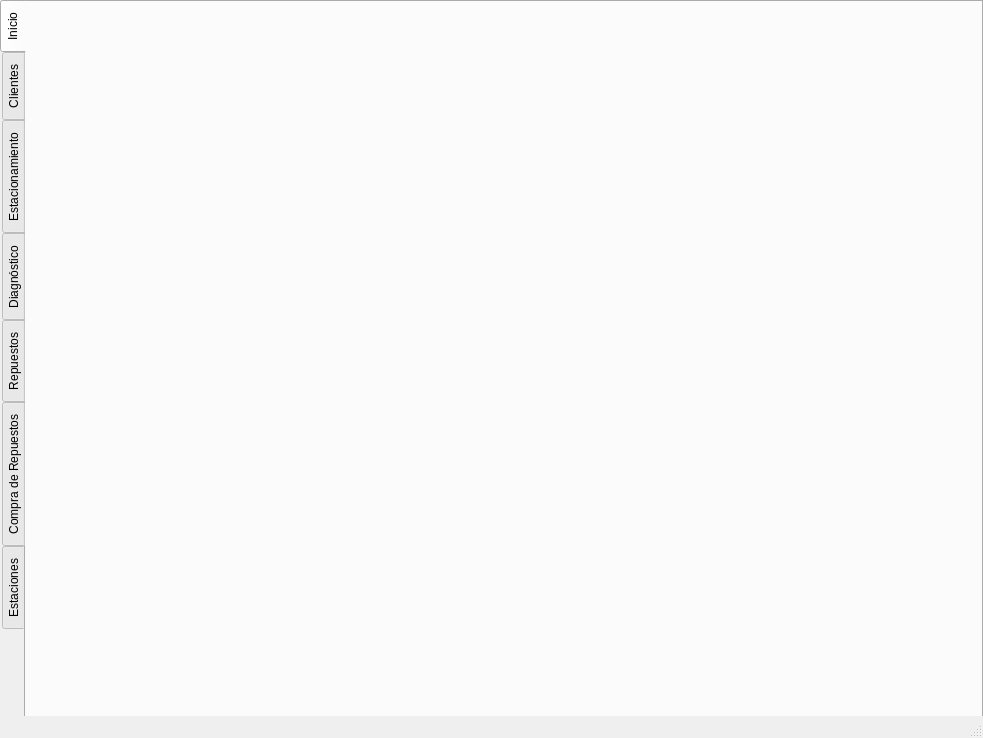
Above: src/taller/taller.ui from gabrielmj23/taller-mecanico-so before the change. Below: the same form after it.
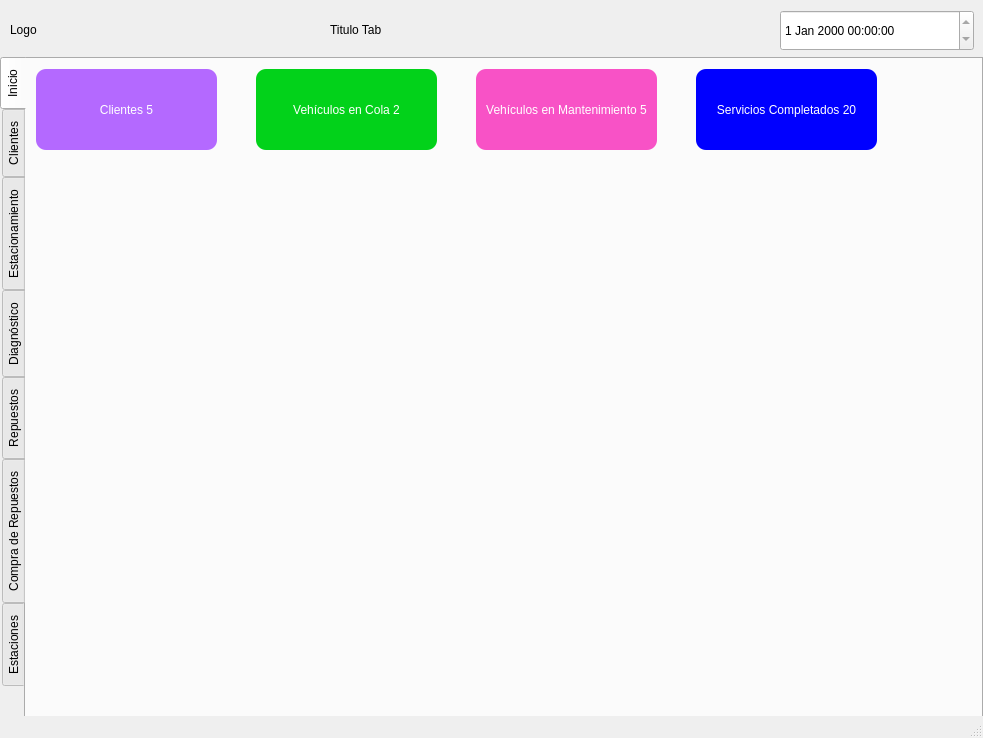
That is the form after the change. The open tabs and pages were chosen to show the change.

Diff of the .ui file:
```diff
--- a/src/taller/taller.ui
+++ b/src/taller/taller.ui
@@ -18,9 +18,9 @@
     <property name="geometry">
      <rect>
       <x>0</x>
-      <y>0</y>
+      <y>57</y>
       <width>983</width>
-      <height>738</height>
+      <height>681</height>
      </rect>
     </property>
     <property name="contextMenuPolicy">
@@ -48,6 +48,167 @@
      <attribute name="title">
       <string>Inicio</string>
      </attribute>
+     <widget class="QLabel" name="label_3">
+      <property name="geometry">
+       <rect>
+        <x>10</x>
+        <y>10</y>
+        <width>181</width>
+        <height>81</height>
+       </rect>
+      </property>
+      <property name="font">
+       <font>
+        <fontweight>Black</fontweight>
+       </font>
+      </property>
+      <property name="layoutDirection">
+       <enum>Qt::LeftToRight</enum>
+      </property>
+      <property name="autoFillBackground">
+       <bool>false</bool>
+      </property>
+      <property name="styleSheet">
+       <string notr="true">background-color: rgb(180, 105, 255);
+color: rgb(255, 255, 255);
+border-color: qlineargradient(spread:pad, x1:0, y1:0, x2:1, y2:0, stop:0 rgba(0, 0, 0, 255), stop:1 rgba(255, 255, 255, 255));
+border-radius:10px;
+</string>
+      </property>
+      <property name="frameShape">
+       <enum>QFrame::Box</enum>
+      </property>
+      <property name="frameShadow">
+       <enum>QFrame::Raised</enum>
+      </property>
+      <property name="text">
+       <string>Clientes 5</string>
+      </property>
+      <property name="alignment">
+       <set>Qt::AlignCenter</set>
+      </property>
+     </widget>
+     <widget class="QLabel" name="label_4">
+      <property name="geometry">
+       <rect>
+        <x>230</x>
+        <y>10</y>
+        <width>181</width>
+        <height>81</height>
+       </rect>
+      </property>
+      <property name="font">
+       <font>
+        <fontweight>Black</fontweight>
+       </font>
+      </property>
+      <property name="layoutDirection">
+       <enum>Qt::LeftToRight</enum>
+      </property>
+      <property name="autoFillBackground">
+       <bool>false</bool>
+      </property>
+      <property name="styleSheet">
+       <string notr="true">
+color: rgb(255, 255, 255);
+border-color: qlineargradient(spread:pad, x1:0, y1:0, x2:1, y2:0, stop:0 rgba(0, 0, 0, 255), stop:1 rgba(255, 255, 255, 255));
+border-radius:10px;
+background-color: rgb(2, 210, 26);
+</string>
+      </property>
+      <property name="frameShape">
+       <enum>QFrame::Box</enum>
+      </property>
+      <property name="frameShadow">
+       <enum>QFrame::Raised</enum>
+      </property>
+      <property name="text">
+       <string>Vehículos en Cola 2</string>
+      </property>
+      <property name="alignment">
+       <set>Qt::AlignCenter</set>
+      </property>
+     </widget>
+     <widget class="QLabel" name="label_5">
+      <property name="geometry">
+       <rect>
+        <x>450</x>
+        <y>10</y>
+        <width>181</width>
+        <height>81</height>
+       </rect>
+      </property>
+      <property name="font">
+       <font>
+        <fontweight>Black</fontweight>
+       </font>
+      </property>
+      <property name="layoutDirection">
+       <enum>Qt::LeftToRight</enum>
+      </property>
+      <property name="autoFillBackground">
+       <bool>false</bool>
+      </property>
+      <property name="styleSheet">
+       <string notr="true">background-color: rgb(248, 82, 198);
+color: rgb(255, 255, 255);
+border-color: qlineargradient(spread:pad, x1:0, y1:0, x2:1, y2:0, stop:0 rgba(0, 0, 0, 255), stop:1 rgba(255, 255, 255, 255));
+border-radius:10px;
+</string>
+      </property>
+      <property name="frameShape">
+       <enum>QFrame::Box</enum>
+      </property>
+      <property name="frameShadow">
+       <enum>QFrame::Raised</enum>
+      </property>
+      <property name="text">
+       <string>Vehículos en Mantenimiento 5</string>
+      </property>
+      <property name="alignment">
+       <set>Qt::AlignCenter</set>
+      </property>
+     </widget>
+     <widget class="QLabel" name="label_6">
+      <property name="geometry">
+       <rect>
+        <x>670</x>
+        <y>10</y>
+        <width>181</width>
+        <height>81</height>
+       </rect>
+      </property>
+      <property name="font">
+       <font>
+        <fontweight>Black</fontweight>
+       </font>
+      </property>
+      <property name="layoutDirection">
+       <enum>Qt::LeftToRight</enum>
+      </property>
+      <property name="autoFillBackground">
+       <bool>false</bool>
+      </property>
+      <property name="styleSheet">
+       <string notr="true">background-color: rgb(0, 0, 255);
+color: rgb(255, 255, 255);
+border-color: qlineargradient(spread:pad, x1:0, y1:0, x2:1, y2:0, stop:0 rgba(0, 0, 0, 255), stop:1 rgba(255, 255, 255, 255));
+border-radius:10px;
+</string>
+      </property>
+      <property name="frameShape">
+       <enum>QFrame::Box</enum>
+      </property>
+      <property name="frameShadow">
+       <enum>QFrame::Raised</enum>
+      </property>
+      <property name="text">
+       <string>Servicios Completados 20</string>
+      </property>
+      <property name="alignment">
+       <set>Qt::AlignCenter</set>
+      </property>
+     </widget>
     </widget>
     <widget class="QWidget" name="tab_2">
      <attribute name="title">
@@ -80,6 +241,45 @@
      </attribute>
     </widget>
    </widget>
+   <widget class="QDateTimeEdit" name="dateTimeEdit">
+    <property name="geometry">
+     <rect>
+      <x>780</x>
+      <y>10</y>
+      <width>194</width>
+      <height>41</height>
+     </rect>
+    </property>
+    <property name="readOnly">
+     <bool>true</bool>
+    </property>
+   </widget>
+   <widget class="QLabel" name="label">
+    <property name="geometry">
+     <rect>
+      <x>10</x>
+      <y>20</y>
+      <width>63</width>
+      <height>20</height>
+     </rect>
+    </property>
+    <property name="text">
+     <string>Logo</string>
+    </property>
+   </widget>
+   <widget class="QLabel" name="label_2">
+    <property name="geometry">
+     <rect>
+      <x>330</x>
+      <y>20</y>
+      <width>161</width>
+      <height>20</height>
+     </rect>
+    </property>
+    <property name="text">
+     <string>Titulo Tab</string>
+    </property>
+   </widget>
   </widget>
   <widget class="QStatusBar" name="statusbar"/>
  </widget>
```
Left out of the diff: 2 changed lines with no effect on the pictures.
